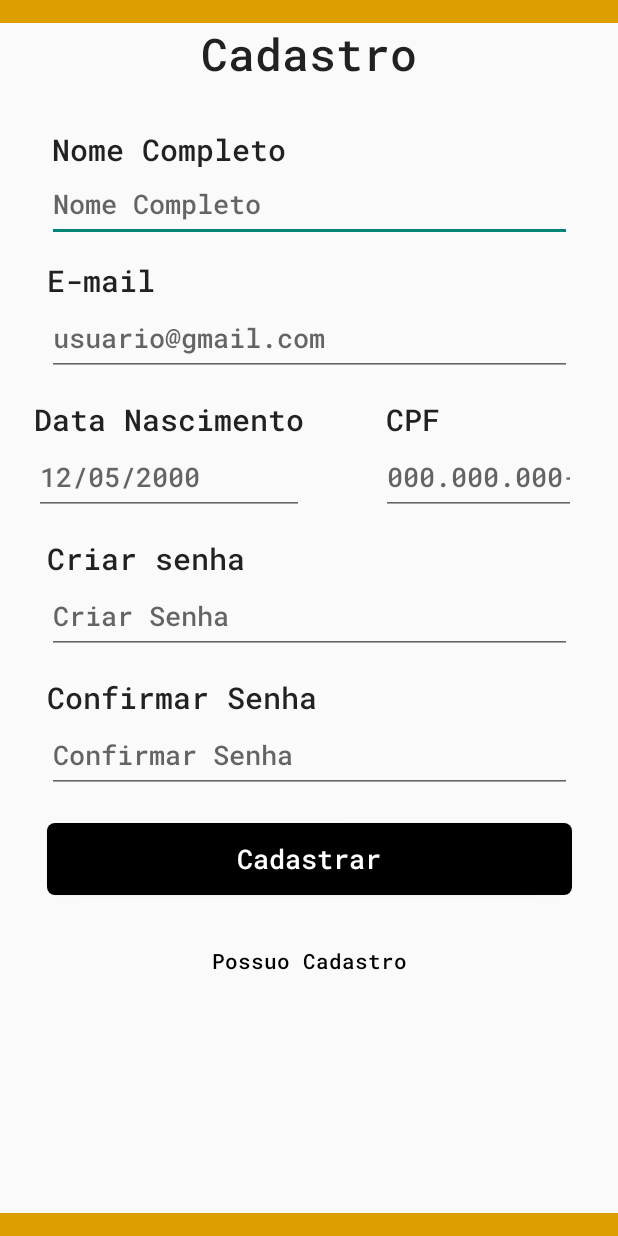
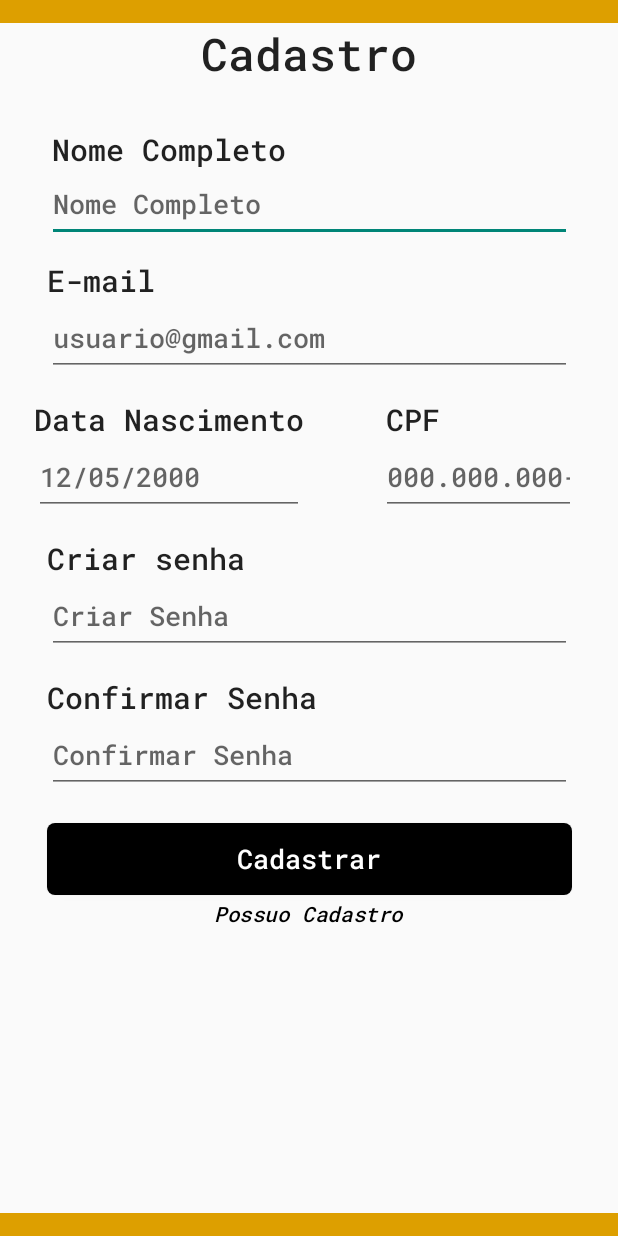
Before and after one commit to feliperb12/BxBarber, an Android app: the TelaCadastro screen opened directly, with no data from a screen before it, on a phone screen of 412 x 824 dp. Run offline under Robolectric (Android 15) with nearby library versions, the phone set to English and light mode, and no system bars; our stand-ins replace Firebase (no records; nobody signed in at launch, a user with empty details on screens opened directly).

Commit message:
trocando logo e arrumando o textview do login e cadastro

```diff
--- a/app/src/main/res/layout/activity_ajuda.xml
+++ b/app/src/main/res/layout/activity_ajuda.xml
@@ -56,7 +56,7 @@
                 android:id="@+id/imageView3"
                 android:layout_width="match_parent"
                 android:layout_height="120dp"
-                android:src="@drawable/bxbarber_logo"
+                android:src="@drawable/logo_transparente_bxbarber"
                 app:layout_constraintEnd_toEndOf="parent"
                 app:layout_constraintStart_toStartOf="parent"
                 app:layout_constraintTop_toBottomOf="@+id/toolbar" />
--- a/app/src/main/res/layout/activity_classificacao_barbeiro.xml
+++ b/app/src/main/res/layout/activity_classificacao_barbeiro.xml
@@ -70,7 +70,7 @@
                 android:id="@+id/imageView3"
                 android:layout_width="match_parent"
                 android:layout_height="120dp"
-                android:src="@drawable/bxbarber_logo"
+                android:src="@drawable/logo_transparente_bxbarber"
                 app:layout_constraintEnd_toEndOf="parent"
                 app:layout_constraintStart_toStartOf="parent"
                 app:layout_constraintTop_toBottomOf="@+id/toolbar" />
--- a/app/src/main/res/layout/activity_detalhes_barbeiro.xml
+++ b/app/src/main/res/layout/activity_detalhes_barbeiro.xml
@@ -57,7 +57,7 @@
                 android:id="@+id/imageView3"
                 android:layout_width="match_parent"
                 android:layout_height="120dp"
-                android:src="@drawable/bxbarber_logo"
+                android:src="@drawable/logo_transparente_bxbarber"
                 app:layout_constraintEnd_toEndOf="parent"
                 app:layout_constraintStart_toStartOf="parent"
                 app:layout_constraintTop_toBottomOf="@+id/toolbar" />
--- a/app/src/main/res/layout/activity_editar_agendamento.xml
+++ b/app/src/main/res/layout/activity_editar_agendamento.xml
@@ -14,7 +14,7 @@
         <ImageView
             android:layout_width="match_parent"
             android:layout_height="145dp"
-            android:src="@drawable/bxbarber_logo" />
+            android:src="@drawable/logo_transparente_bxbarber" />
 
         <EditText
             android:id="@+id/edit_date_editar"
--- a/app/src/main/res/layout/activity_historico.xml
+++ b/app/src/main/res/layout/activity_historico.xml
@@ -58,7 +58,7 @@
                 android:id="@+id/imageView3"
                 android:layout_width="match_parent"
                 android:layout_height="120dp"
-                android:src="@drawable/bxbarber_logo"
+                android:src="@drawable/logo_transparente_bxbarber"
                 app:layout_constraintEnd_toEndOf="parent"
                 app:layout_constraintStart_toStartOf="parent"
                 app:layout_constraintTop_toBottomOf="@+id/toolbar" />
--- a/app/src/main/res/layout/activity_noticias.xml
+++ b/app/src/main/res/layout/activity_noticias.xml
@@ -62,7 +62,7 @@
                 android:layout_width="match_parent"
                 android:layout_height="120dp"
                 android:layout_marginBottom="45dp"
-                android:src="@drawable/bxbarber_logo"
+                android:src="@drawable/logo_transparente_bxbarber"
                 app:layout_constraintEnd_toEndOf="parent"
                 app:layout_constraintStart_toStartOf="parent"
                 app:layout_constraintTop_toBottomOf="@+id/toolbar" />
--- a/app/src/main/res/layout/activity_profissionais.xml
+++ b/app/src/main/res/layout/activity_profissionais.xml
@@ -56,7 +56,7 @@
                 android:id="@+id/imageView3"
                 android:layout_width="match_parent"
                 android:layout_height="120dp"
-                android:src="@drawable/bxbarber_logo"
+                android:src="@drawable/logo_transparente_bxbarber"
                 app:layout_constraintEnd_toEndOf="parent"
                 app:layout_constraintStart_toStartOf="parent"
                 app:layout_constraintTop_toBottomOf="@+id/toolbar" />
--- a/app/src/main/res/layout/activity_servicos.xml
+++ b/app/src/main/res/layout/activity_servicos.xml
@@ -60,7 +60,7 @@
                 android:id="@+id/imageView3"
                 android:layout_width="match_parent"
                 android:layout_height="120dp"
-                android:src="@drawable/bxbarber_logo"
+                android:src="@drawable/logo_transparente_bxbarber"
                 app:layout_constraintEnd_toEndOf="parent"
                 app:layout_constraintStart_toStartOf="parent"
                 app:layout_constraintTop_toBottomOf="@+id/toolbar" />
--- a/app/src/main/res/layout/activity_tela_agendamento.xml
+++ b/app/src/main/res/layout/activity_tela_agendamento.xml
@@ -70,7 +70,7 @@
                 <ImageView
                     android:layout_width="match_parent"
                     android:layout_height="120dp"
-                    android:src="@drawable/bxbarber_logo" />
+                    android:src="@drawable/logo_transparente_bxbarber" />
 
                 <EditText
                     android:id="@+id/edit_date_tela"
--- a/app/src/main/res/layout/activity_tela_cadastro.xml
+++ b/app/src/main/res/layout/activity_tela_cadastro.xml
@@ -197,15 +197,15 @@
 
     <Button
         android:id="@+id/voltarLogin"
-        android:layout_width="wrap_content"
-        android:layout_height="wrap_content"
-        android:layout_marginTop="20dp"
+        android:layout_width="134dp"
+        android:layout_height="25dp"
         android:background="@android:color/transparent"
         android:text="Possuo Cadastro"
+        android:textStyle="italic"
+        android:textAllCaps="false"
         android:textColor="@color/black2"
-        android:textAllCaps="false"
-
         app:layout_constraintEnd_toEndOf="parent"
+        app:layout_constraintHorizontal_bias="0.498"
         app:layout_constraintStart_toStartOf="parent"
         app:layout_constraintTop_toBottomOf="@+id/cadastrodeCliente" />
 
--- a/app/src/main/res/layout/activity_tela_list_agendamento.xml
+++ b/app/src/main/res/layout/activity_tela_list_agendamento.xml
@@ -60,7 +60,7 @@
                 android:id="@+id/imageView3"
                 android:layout_width="match_parent"
                 android:layout_height="120dp"
-                android:src="@drawable/bxbarber_logo"
+                android:src="@drawable/logo_transparente_bxbarber"
                 app:layout_constraintEnd_toEndOf="parent"
                 app:layout_constraintStart_toStartOf="parent"
                 app:layout_constraintTop_toBottomOf="@+id/toolbar" />
--- a/app/src/main/res/layout/fragment_home_screen.xml
+++ b/app/src/main/res/layout/fragment_home_screen.xml
@@ -15,7 +15,7 @@
             android:layout_marginTop="70dp"
             android:layout_width="match_parent"
             android:layout_height="145dp"
-            android:src="@drawable/bxbarber_logo"
+            android:src="@drawable/logo_transparente_bxbarber"
             app:layout_constraintEnd_toEndOf="parent"
             app:layout_constraintStart_toStartOf="parent"
             app:layout_constraintTop_toTopOf="parent" />
```
Also changed, not shown: app/src/main/res/layout/activity_tela_login.xml (+5 -6 lines), app/src/main/res/drawable/logo_transparente_bxbarber.png (added).
